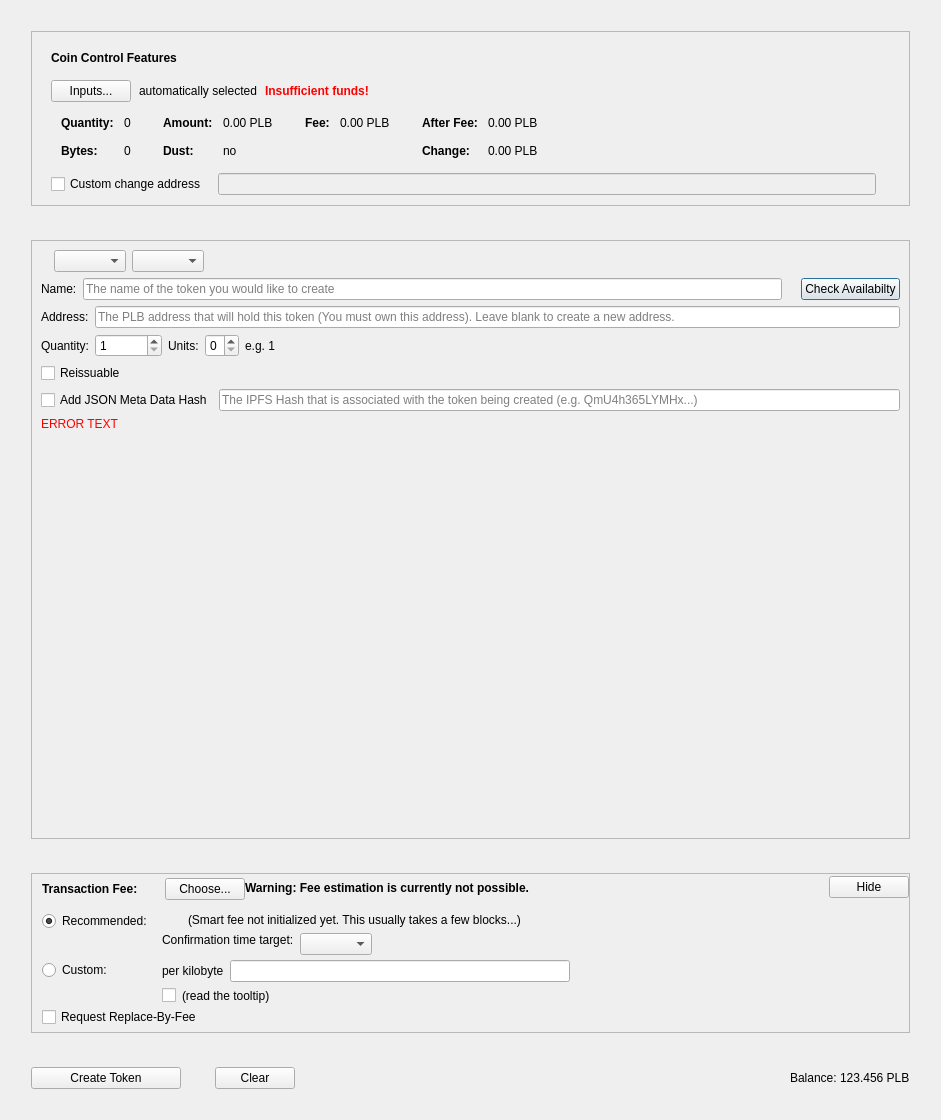
The window that src/qt/forms/createtokendialog.ui (PaladeumBlockchain/Paladeum) describes before a commit, drawn with Qt 5.
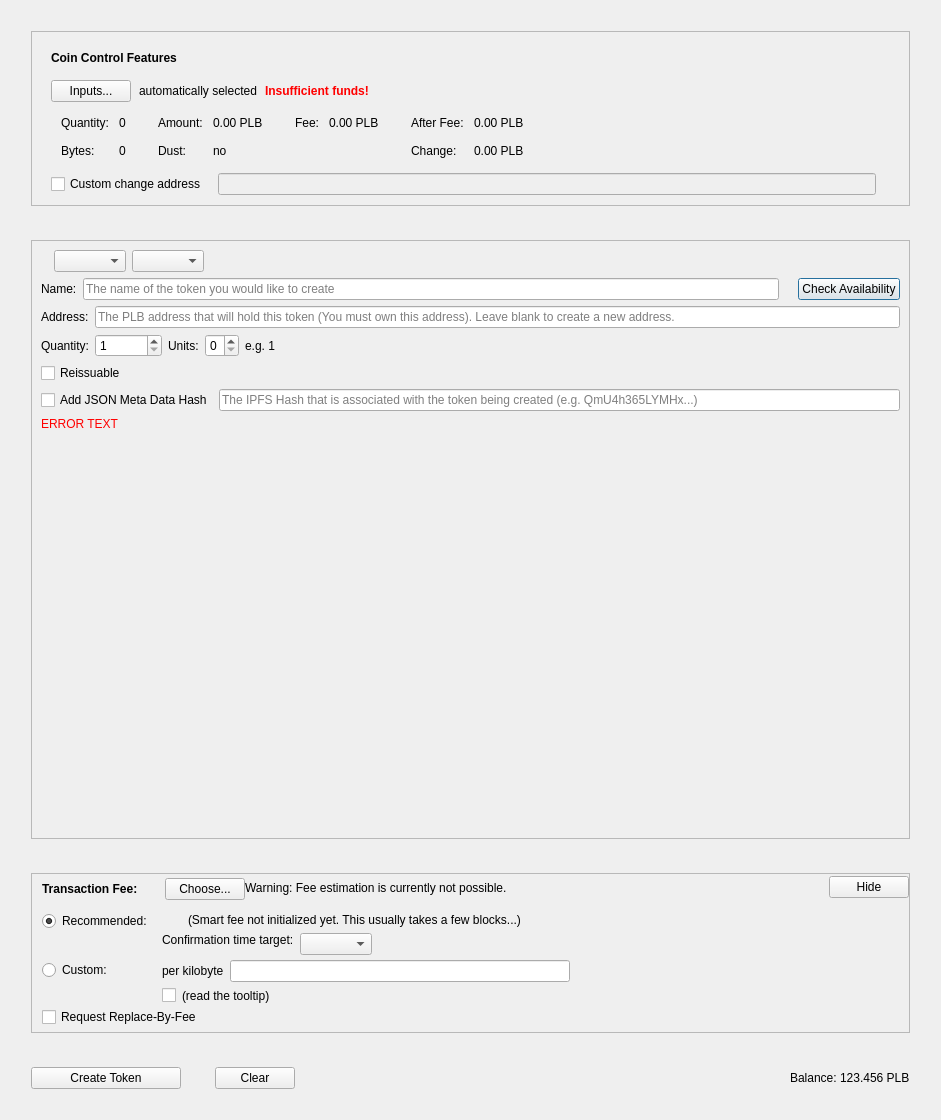
The same window after the commit. Custom widgets are drawn as their Qt base class.

```diff
--- a/src/qt/forms/createtokendialog.ui
+++ b/src/qt/forms/createtokendialog.ui
@@ -231,8 +231,8 @@
                   <widget class="QLabel" name="labelCoinControlQuantityText">
                    <property name="font">
                     <font>
-                     <weight>75</weight>
-                     <bold>true</bold>
+                     <weight>57</weight>
+                     <bold>false</bold>
                     </font>
                    </property>
                    <property name="text">
@@ -266,8 +266,8 @@
                   <widget class="QLabel" name="labelCoinControlBytesText">
                    <property name="font">
                     <font>
-                     <weight>75</weight>
-                     <bold>true</bold>
+                     <weight>57</weight>
+                     <bold>false</bold>
                     </font>
                    </property>
                    <property name="text">
@@ -314,8 +314,8 @@
                   <widget class="QLabel" name="labelCoinControlAmountText">
                    <property name="font">
                     <font>
-                     <weight>75</weight>
-                     <bold>true</bold>
+                     <weight>57</weight>
+                     <bold>false</bold>
                     </font>
                    </property>
                    <property name="text">
@@ -346,8 +346,8 @@
                   <widget class="QLabel" name="labelCoinControlLowOutputText">
                    <property name="font">
                     <font>
-                     <weight>75</weight>
-                     <bold>true</bold>
+                     <weight>57</weight>
+                     <bold>false</bold>
                     </font>
                    </property>
                    <property name="text">
@@ -394,8 +394,8 @@
                   <widget class="QLabel" name="labelCoinControlFeeText">
                    <property name="font">
                     <font>
-                     <weight>75</weight>
-                     <bold>true</bold>
+                     <weight>57</weight>
+                     <bold>false</bold>
                     </font>
                    </property>
                    <property name="text">
@@ -445,8 +445,8 @@
                   <widget class="QLabel" name="labelCoinControlAfterFeeText">
                    <property name="font">
                     <font>
-                     <weight>75</weight>
-                     <bold>true</bold>
+                     <weight>57</weight>
+                     <bold>false</bold>
                     </font>
                    </property>
                    <property name="text">
@@ -477,8 +477,8 @@
                   <widget class="QLabel" name="labelCoinControlChangeText">
                    <property name="font">
                     <font>
-                     <weight>75</weight>
-                     <bold>true</bold>
+                     <weight>57</weight>
+                     <bold>false</bold>
                     </font>
                    </property>
                    <property name="text">
@@ -667,7 +667,7 @@
             <item>
              <widget class="QPushButton" name="availabilityButton">
               <property name="text">
-               <string>Check Availabilty</string>
+               <string>Check Availability</string>
               </property>
              </widget>
             </item>
@@ -963,8 +963,8 @@
              <widget class="QLabel" name="fallbackFeeWarningLabel">
               <property name="font">
                <font>
-                <weight>75</weight>
-                <bold>true</bold>
+                <weight>57</weight>
+                <bold>false</bold>
                </font>
               </property>
               <property name="toolTip">
```
Left out of the diff: 22 changed lines with no effect on the pictures.
